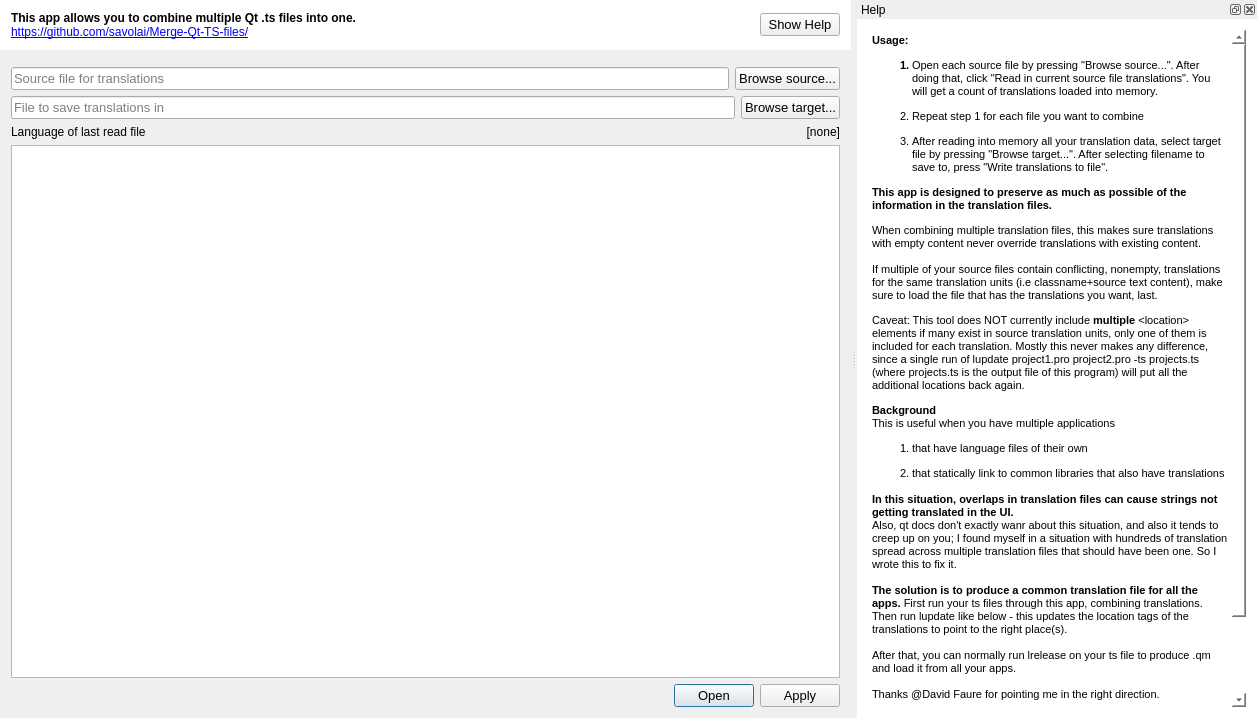
This is combinetranslationfiles.ui in savolai/Merge-Qt-TS-files as Qt 5 draws it before an edit. The edited form follows.
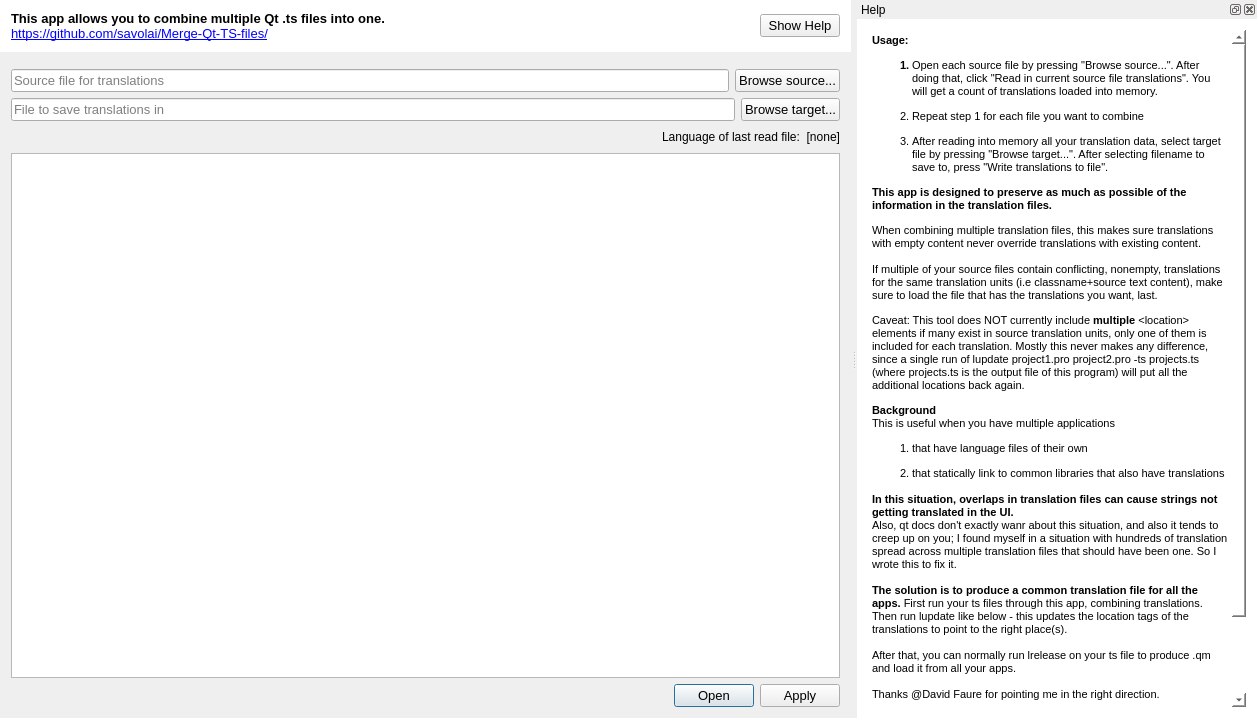
This is the edited form.

Commit message: app font

What changed in the file:
```diff
--- a/combinetranslationfiles.ui
+++ b/combinetranslationfiles.ui
@@ -45,6 +45,11 @@
         <layout class="QHBoxLayout" name="horizontalLayout_4">
          <item>
           <widget class="QLabel" name="label_2">
+           <property name="font">
+            <font>
+             <pointsize>10</pointsize>
+            </font>
+           </property>
            <property name="text">
             <string>&lt;html&gt;&lt;head/&gt;&lt;body&gt;&lt;p&gt;&lt;span style=&quot; font-weight:600;&quot;&gt;This app allows you to combine multiple Qt .ts files into one.&lt;br/&gt;&lt;/span&gt;&lt;a href=&quot;https://github.com/savolai/Merge-Qt-TS-files/&quot;&gt;&lt;span style=&quot; text-decoration: underline; color:#0000ff;&quot;&gt;https://github.com/savolai/Merge-Qt-TS-files/&lt;/span&gt;&lt;/a&gt;&lt;/p&gt;&lt;/body&gt;&lt;/html&gt;</string>
            </property>
@@ -160,10 +165,23 @@
        </item>
        <item>
         <layout class="QHBoxLayout" name="horizontalLayout_3">
+         <item>
+          <spacer name="horizontalSpacer_2">
+           <property name="orientation">
+            <enum>Qt::Horizontal</enum>
+           </property>
+           <property name="sizeHint" stdset="0">
+            <size>
+             <width>40</width>
+             <height>20</height>
+            </size>
+           </property>
+          </spacer>
+         </item>
          <item>
           <widget class="QLabel" name="label">
            <property name="text">
-            <string>Language of last read file</string>
+            <string>Language of last read file:</string>
            </property>
           </widget>
          </item>
@@ -180,7 +198,13 @@
         </layout>
        </item>
        <item>
-        <widget class="QTextBrowser" name="textBrowser"/>
+        <widget class="QTextBrowser" name="textBrowser">
+         <property name="font">
+          <font>
+           <pointsize>10</pointsize>
+          </font>
+         </property>
+        </widget>
        </item>
        <item>
         <widget class="QDialogButtonBox" name="buttonBox">
```
The commit also changes 1 other file.
